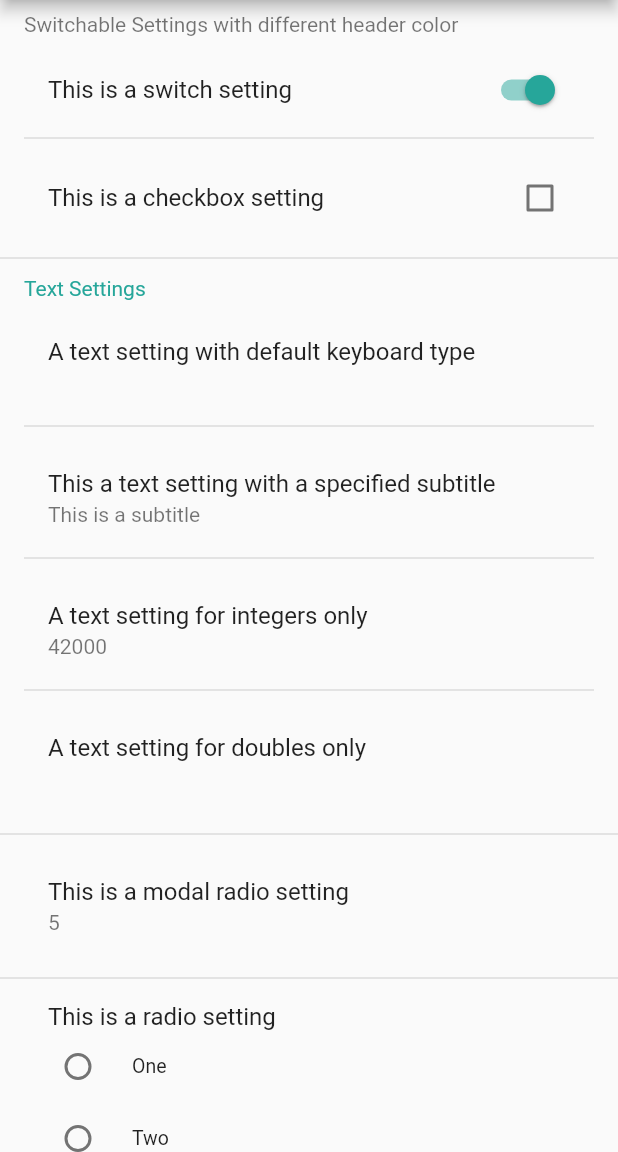
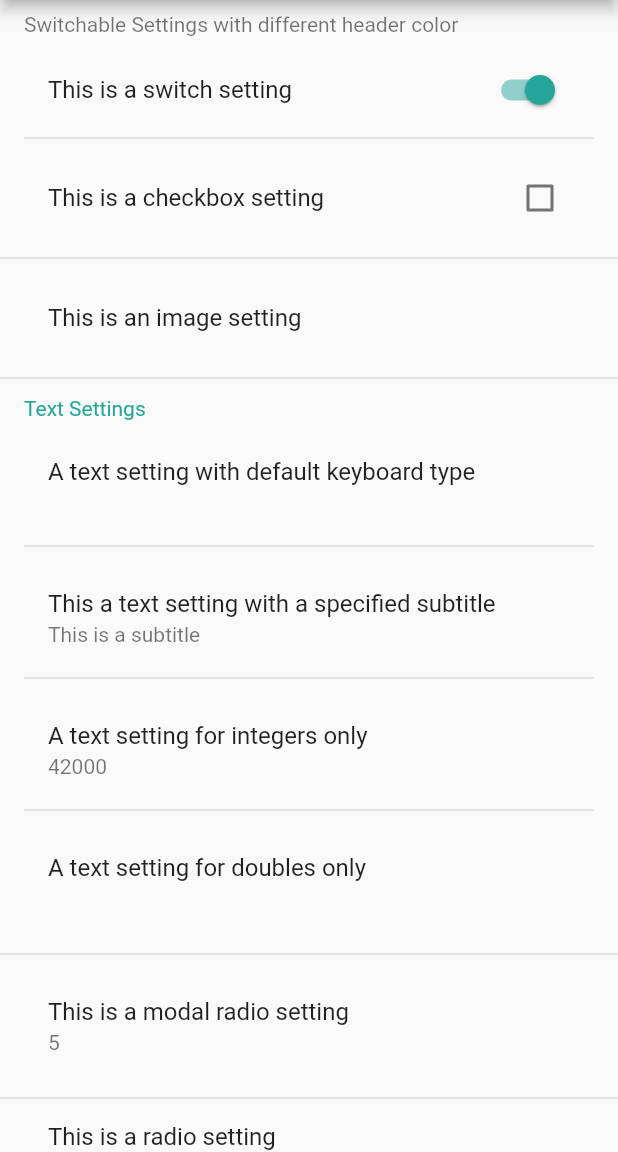
Before and after one commit to Cobinja/cobi-flutter-settings, a Flutter app: the screen it shows after launch, on a phone screen of 412 x 824 dp, the part 84-1236 px from its top. Run offline on Flutter 3.47's test engine with Material 2 defaults, Android fonts, the phone set to English and light mode, and no system bars; our stand-ins replace image_picker, shared_preferences.

Commit message:
Added ImageSetting
This adds an image setting that stores the filename of the chosen image as a string

```diff
--- a/example/lib/main.dart
+++ b/example/lib/main.dart
@@ -47,6 +47,11 @@ class MyHomePage extends StatelessWidget {
                 defaultValue: false,
               ),
             ],
+          ),
+          ImageSetting(
+            settingsKey: 'image-setting',
+            title: 'This is an image setting',
+            showPreview: true,
           ),
           SettingsGroup(
             title: 'Text Settings',
--- a/lib/cobi_flutter_settings.dart
+++ b/lib/cobi_flutter_settings.dart
@@ -11,4 +11,5 @@ export 'src/widgets/checkbox_setting.dart';
 export 'src/widgets/radio_setting.dart';
 export 'src/widgets/custom_setting.dart';
 export 'src/widgets/slider_setting.dart';
+export 'src/widgets/image_setting.dart';
 export 'src/common.dart';
--- /dev/null
+++ b/lib/src/widgets/image_setting.dart
@@ -0,0 +1,77 @@
+import 'dart:io';
+import 'dart:math';
+
+import 'package:flutter/material.dart';
+import 'package:image_picker/image_picker.dart';
+
+import '../settings_widget_base.dart';
+
+/// AN image setting
+///
+/// When tapped, this shows the system's image chooser.
+/// The filename is stored as a string.
+/// [showPreview] defaults to true and shows a square into which the image is [BoxFit.scaleDown]ed
+class ImageSetting extends SettingsWidgetBase<String> {
+  final bool? showPreview;
+
+  ImageSetting({
+    Key? key,
+    required settingsKey,
+    required title,
+    defaultValue,
+    subtitle,
+    this.showPreview,
+    Widget? leading,
+    bool enabled = true,
+    SettingChangedCallback<String>? onChanged,
+  }) : super(
+    key: key,
+    settingsKey: settingsKey,
+    title: title,
+    defaultValue: defaultValue,
+    subtitle: subtitle,
+    enabled: enabled,
+    leading: leading,
+    onChanged: onChanged
+  );
+
+  @override
+  State<StatefulWidget> createState() => _ImageSettingState();
+}
+
+class _ImageSettingState extends SettingsWidgetBaseState<String, ImageSetting> {
+  final ImagePicker _picker = ImagePicker();
+
+  void _onTap() async {
+    String? file = (await _picker.pickImage(source: ImageSource.gallery))?.path;
+    if (file == null) {
+      return;
+    }
+
+    if (file != value) {
+      onChanged(file);
+    }
+  }
+
+  @override
+  Widget build(BuildContext context) {
+
+    return ListTile(
+      title: Text(widget.title),
+      subtitle: widget.subtitle == null ? null : Text(widget.subtitle!),
+      leading: widget.leading,
+      trailing: (widget.showPreview ?? true) && value != null ? LayoutBuilder(builder: (context, constraints) {
+        double size = min(constraints.maxHeight, constraints.maxWidth);
+        return Image.file(
+          File(value!),
+          fit: BoxFit.scaleDown,
+          height: size,
+          width: size
+        );
+      },) : null,
+      onTap: _onTap,
+      enabled: widget.enabled,
+    );
+  }
+
+}
--- a/pubspec.yaml
+++ b/pubspec.yaml
@@ -1,6 +1,6 @@
 name: cobi_flutter_settings
 description: An application settings screen for flutter that persists values via the shared_preferences package
-version: 1.1.0
+version: 1.2.0
 homepage: https://github.com/Cobinja/cobi-flutter-settings
 repository: https://github.com/Cobinja/cobi-flutter-settings
 
@@ -9,8 +9,10 @@ environment:
   flutter: ">=1.17.0"
 
 dependencies:
+  cross_file: ^0.3.2
   flutter:
     sdk: flutter
+  image_picker: ^0.8.5
   shared_preferences: ^2.0.6
 
 dev_dependencies:
```
Also changed, not shown: 2 other files.
